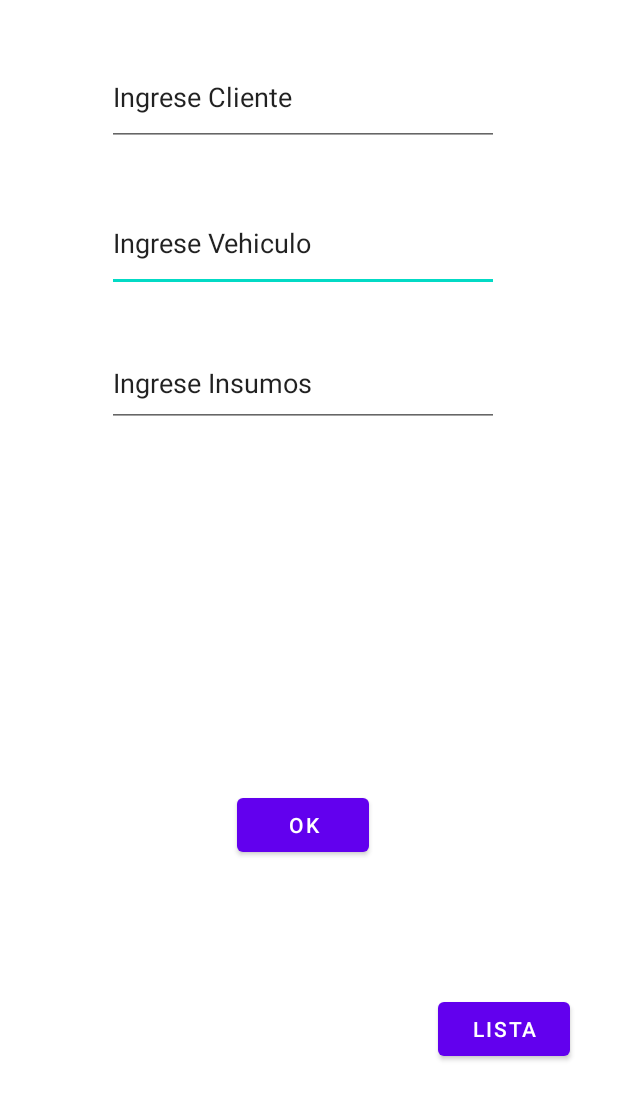
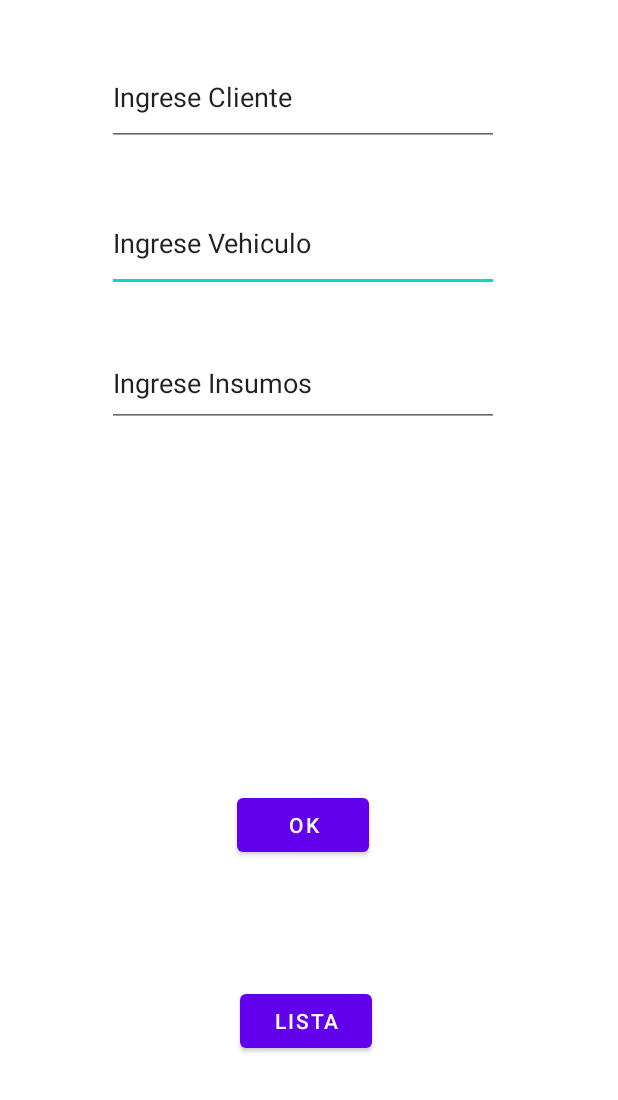
Before and after one commit to Eternalsoull/ProyectoMovil, an Android app: the layout activity_ventas.xml on its own in the app's theme, with its tools: preview values and no code run, on a phone screen of 412 x 824 dp. Shown: the top 1100 px of the screen. Run offline under Robolectric (Android 15) with nearby library versions, the phone set to English and light mode, and no system bars.

Commit message:
ventas update

```diff
--- a/app/src/main/res/layout/activity_ventas.xml
+++ b/app/src/main/res/layout/activity_ventas.xml
@@ -21,8 +21,8 @@
         android:id="@+id/btnLista"
         android:layout_width="wrap_content"
         android:layout_height="wrap_content"
-        android:layout_marginTop="377dp"
-        android:layout_marginEnd="32dp"
+        android:layout_marginTop="372dp"
+        android:layout_marginEnd="164dp"
         android:text="Lista"
         app:layout_constraintEnd_toEndOf="parent"
         app:layout_constraintTop_toBottomOf="@+id/etInsumo" />
```
